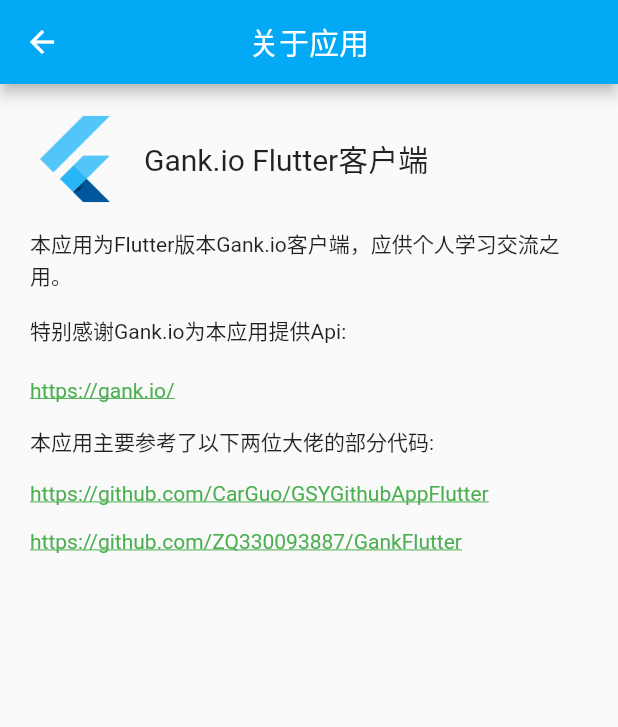
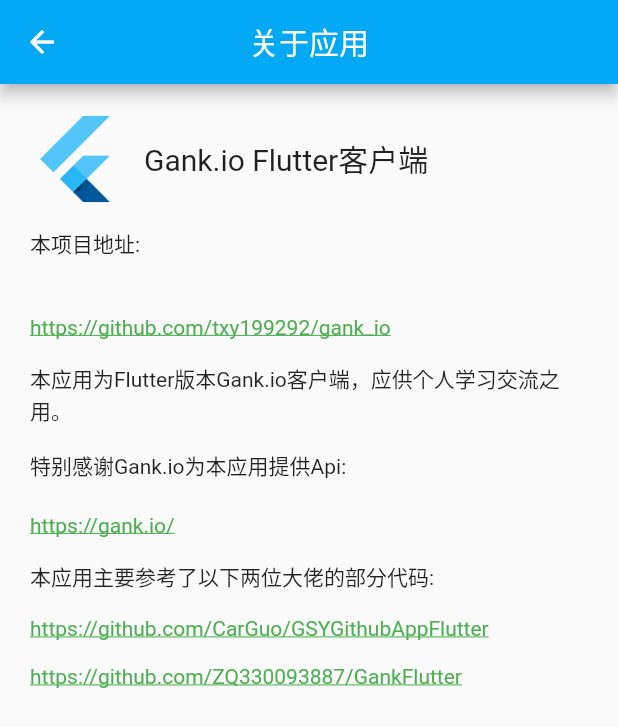
Before and after one commit to txy199292/gank_io, a Flutter app: the AboutPage screen opened directly, on a phone screen of 412 x 824 dp. Shown: the top 727 px of the screen. Run offline on Flutter 3.47's test engine with Material 2 defaults, Android fonts, the phone set to English and light mode, and no system bars; our stand-ins replace connectivity, dio, event_bus, fluttertoast, image_picker, photo_view; missing offline and left inert: flutter_webview_plugin, simple_permissions; generated files the repository leaves out were written again.

Commit message:
修改关于应用页面

```diff
--- a/lib/pages/home/AboutPage.dart
+++ b/lib/pages/home/AboutPage.dart
@@ -32,6 +32,11 @@ class AboutPage extends StatelessWidget {
                 ],
               ),
               Padding(padding: const EdgeInsets.all(8.0)),
+              Text('本项目地址:\n'),
+              Padding(padding: const EdgeInsets.all(8.0)),
+              LinkText('https://github.com/txy199292/gank_io',
+                  'https://github.com/txy199292/gank_io', Colors.green),
+              Padding(padding: const EdgeInsets.all(8.0)),
               Text(
                   '本应用为Flutter版本Gank.io客户端，应供个人学习交流之用。\n\n特别感谢Gank.io为本应用提供Api:\n'),
               LinkText('https://gank.io/', 'https://gank.io/', Colors.green),
--- a/lib/pages/home/MyHomePage.dart
+++ b/lib/pages/home/MyHomePage.dart
@@ -1,6 +1,7 @@
 import 'dart:io';
 
 import 'package:flutter/material.dart';
+import 'package:gank_io/pages/commom/CommomWebPage.dart';
 import 'package:gank_io/pages/home/AboutPage.dart';
 import 'package:gank_io/pages/home/SubmitPage.dart';
 import 'package:image_picker/image_picker.dart';
@@ -149,6 +150,10 @@ class MyHomePageState extends State<MyHomePage> {
                   }));
                   break;
                 case '项目地址':
+                  Navigator.push(context, MaterialPageRoute(builder: (context) {
+                    return CommomWebPage(
+                        '项目地址', 'https://github.com/txy199292/gank_io');
+                  }));
                   break;
                 case '关于应用':
                   Navigator.push(context, MaterialPageRoute(builder: (context) {
```
